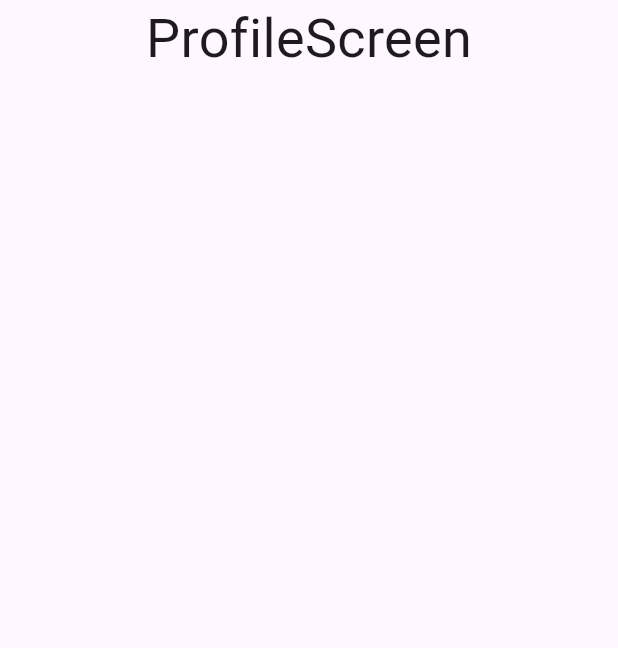
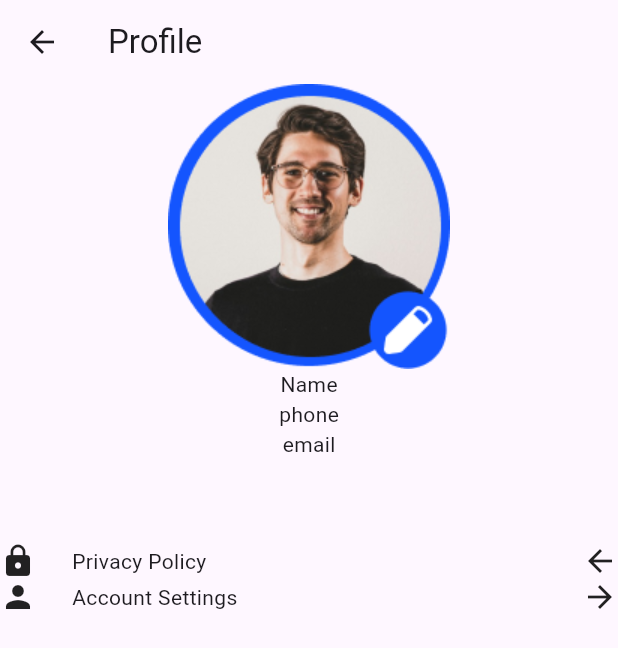
Before and after one commit to alifrizqullahmaruf/PijarApp, a Flutter app: the ProfileScreen screen opened directly, on a phone screen of 412 x 824 dp. Shown: the top 648 px of the screen. Run offline on Flutter 3.47's test engine with Material 3 defaults, Android fonts, the light colour scheme and no system bars.

Commit message:
Add some detail in profile page or screen

```diff
--- a/lib/pages/content/profile_screen.dart
+++ b/lib/pages/content/profile_screen.dart
@@ -1,4 +1,5 @@
 import 'package:flutter/material.dart';
+import 'package:pijar_app/widgets/edit_profile.dart';
 
 class ProfileScreen extends StatelessWidget {
   const ProfileScreen({super.key});
@@ -6,15 +7,25 @@ class ProfileScreen extends StatelessWidget {
   @override
   Widget build(BuildContext context) {
     return Scaffold(
+      appBar: AppBar(title: Text("Profile"),),
       body: SafeArea(
           child: Column(
         children: [
-          Center(
-            child: Text(
-              "ProfileScreen",
-              style: TextStyle(fontSize: 36),
-            ),
-          )
+          Image.asset("lib/assets/profile.png"),
+          Text("Name"),
+          Text("phone"),
+          Text("email"),
+          SizedBox(height: 56,),
+          EditProfileItem(
+          leadingIcon: Icons.lock,
+          text: "Privacy Policy",
+          trailingIcon: Icons.arrow_back,
+        ),
+        EditProfileItem(
+          leadingIcon: Icons.person,
+          text: "Account Settings",
+          trailingIcon: Icons.arrow_forward,
+        ),
         ],
       )),
     );
--- /dev/null
+++ b/lib/widgets/edit_profile.dart
@@ -0,0 +1,27 @@
+import 'package:flutter/material.dart';
+
+class EditProfileItem extends StatelessWidget {
+  final IconData leadingIcon;
+  final String text;
+  final IconData trailingIcon;
+
+  const EditProfileItem({
+    Key? key,
+    required this.leadingIcon,
+    required this.text,
+    required this.trailingIcon,
+  }) : super(key: key);
+
+  @override
+  Widget build(BuildContext context) {
+    return Row(
+      children: [
+        Container(child: Icon(leadingIcon),),
+        SizedBox(width: 24,),
+        Text(text),
+        Spacer(),
+        Icon(trailingIcon),
+      ],
+    );
+  }
+}
--- a/pubspec.yaml
+++ b/pubspec.yaml
@@ -72,6 +72,7 @@ flutter:
     - lib/assets/image3.png
     - lib/assets/image4.png
     - lib/assets/notification.png
+    - lib/assets/profile.png
   #   - images/a_dot_ham.jpeg
 
   # An image asset can refer to one or more resolution-specific "variants", see
```
Also changed, not shown: lib/assets/notification.png, lib/assets/profile.png (added).
